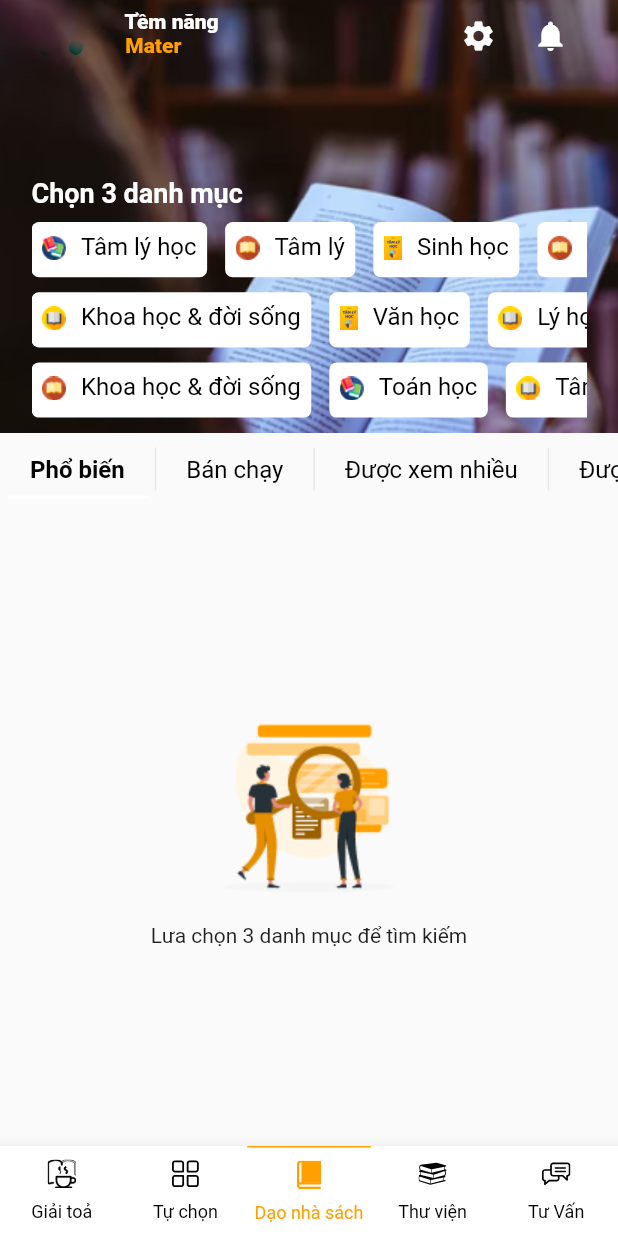
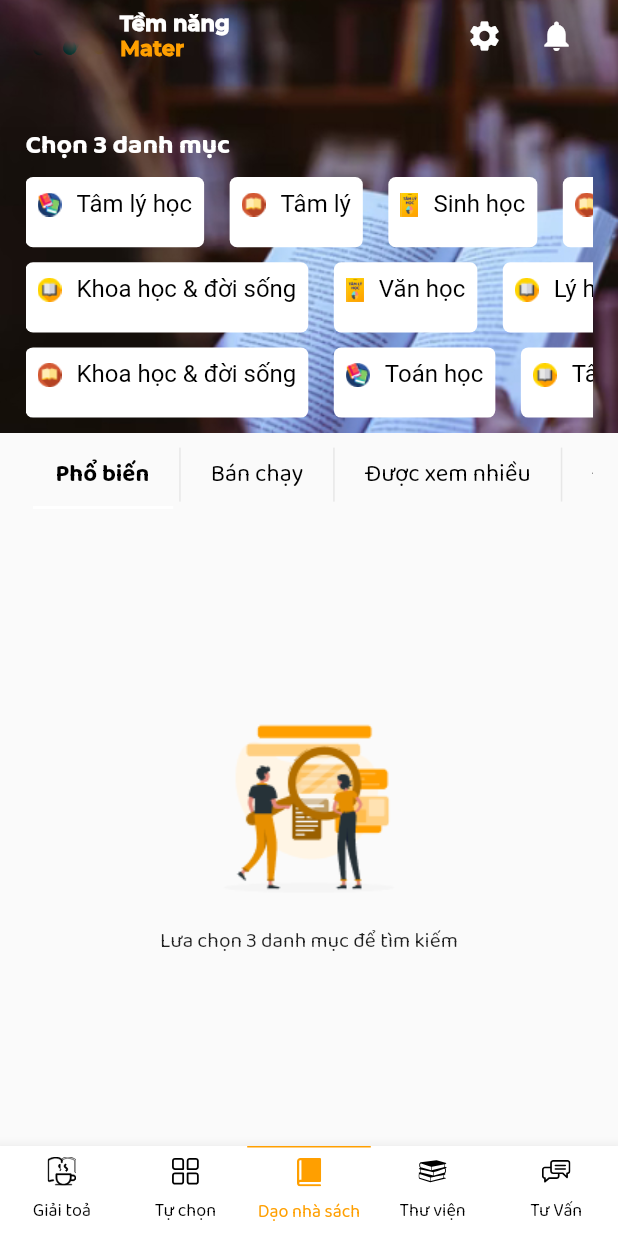
Before and after one commit to ntvsp/book_test, a Flutter app: the screen it shows after launch, on a phone screen of 412 x 824 dp. Run offline on Flutter 3.47's test engine with Material 2 defaults, Android fonts, the phone set to English and light mode, and no system bars; our stand-ins replace flutter_svg; project files that could hold a hidden picture were left out.

Commit message:
-afix reponsive

```diff
--- a/lib/main.dart
+++ b/lib/main.dart
@@ -15,7 +15,8 @@ class MyApp extends StatelessWidget {
       debugShowCheckedModeBanner: false,
       theme: ThemeData(
         primarySwatch: Colors.blue,
-        primaryColor: const Color(0xFFe5e5e5),
+        primaryColor: const Color(0x0ff5e5e5),
+        fontFamily: "Baloo2",
       ),
       home: const HomeScreen(),
     );
--- a/lib/screens/home/components/tabbar.dart
+++ b/lib/screens/home/components/tabbar.dart
@@ -5,7 +5,9 @@ class TabBarCusTom extends StatelessWidget {
 
   @override
   Widget build(BuildContext context) {
-    return const DefaultTabController(
+    return const Padding(
+      padding: EdgeInsets.symmetric(horizontal: 17),
+      child: DefaultTabController(
           length: 6,
           child: TabBar(
             isScrollable: true,
@@ -40,7 +42,8 @@ class TabBarCusTom extends StatelessWidget {
                 txtLabel: 'Được xem nhiều',
               ),
             ],
-        ));
+          )),
+    );
   }
 }
 
--- a/lib/screens/home/home_screen.dart
+++ b/lib/screens/home/home_screen.dart
@@ -1,7 +1,7 @@
+import 'dart:io';
 import 'package:flutter/material.dart';
 import 'package:flutter_staggered_grid_view/flutter_staggered_grid_view.dart';
 import 'package:flutter_svg/flutter_svg.dart';
-
 import '../models/book.dart';
 import 'components/bottom_appbar.dart';
 import 'components/tabbar.dart';
@@ -51,7 +51,7 @@ class _HomeScreenState extends State<HomeScreen> {
               children: [
                 Container(
                   decoration: const BoxDecoration(
-                    color: Color(0xFFF5CEB8),
+                    // color: Color(0xFFF5CEB8),
                     image: DecorationImage(
                         alignment: Alignment.centerLeft,
                         image: ExactAssetImage("assets/images/image12.jpg"),
@@ -60,7 +60,7 @@ class _HomeScreenState extends State<HomeScreen> {
                 ),
                 SafeArea(
                     child: Padding(
-                  padding: const EdgeInsets.symmetric(horizontal: 21),
+                  padding: const EdgeInsets.symmetric(horizontal: 17),
                   child: Column(
                     mainAxisAlignment: MainAxisAlignment.start,
                     crossAxisAlignment: CrossAxisAlignment.start,
@@ -86,14 +86,16 @@ class _HomeScreenState extends State<HomeScreen> {
                                   style: TextStyle(
                                       color: Colors.white,
                                       fontWeight: FontWeight.w900,
-                                      fontSize: 14),
+                                      fontSize: 14,
+                                      fontFamily: "Montserrat"),
                                 ),
                                 Text(
                                   " Mater",
                                   style: TextStyle(
                                       color: Color(0xffFF9F00),
                                       fontWeight: FontWeight.w900,
-                                      fontSize: 14),
+                                      fontSize: 14,
+                                      fontFamily: "Montserrat"),
                                 ),
                               ],
                             ),
@@ -113,11 +115,11 @@ class _HomeScreenState extends State<HomeScreen> {
                               )),
                         ],
                       ),
-                      const SizedBox(
-                        height: 70,
+                      SizedBox(
+                        height: Platform.isAndroid ? 35 : 55,
                       ),
                       const SizedBox(
-                        height: 30,
+                        height: 35,
                         child: Text(
                           "Chọn 3 danh mục",
                           style: TextStyle(
@@ -129,7 +131,7 @@ class _HomeScreenState extends State<HomeScreen> {
                       Expanded(
                         child: MasonryGridView.count(
                           crossAxisCount: 3,
-                          mainAxisSpacing: 12,
+                          mainAxisSpacing: 17,
                           crossAxisSpacing: 10,
                           itemCount: listCategory.length,
                           scrollDirection: Axis.horizontal,
@@ -141,7 +143,7 @@ class _HomeScreenState extends State<HomeScreen> {
                                     : indexSeletedCategories.add(index);
                               }),
                               child: Container(
-                                  padding: const EdgeInsets.all(7),
+                                  padding: const EdgeInsets.all(8),
                                   decoration: BoxDecoration(
                                       color:
                                           indexSeletedCategories.contains(index)
@@ -185,6 +187,7 @@ class _HomeScreenState extends State<HomeScreen> {
               ],
             ),
           ),
+
           const TabBarCusTom(),
           // body
           indexSeletedCategories.length >= 3
@@ -211,10 +214,10 @@ class _HomeScreenState extends State<HomeScreen> {
     return Expanded(
       child: GridView.builder(
         scrollDirection: Axis.vertical,
-        gridDelegate: const SliverGridDelegateWithFixedCrossAxisCount(
+        gridDelegate: SliverGridDelegateWithFixedCrossAxisCount(
           crossAxisCount: 2,
-          childAspectRatio: 0.8,
-          mainAxisSpacing: 10,
+          childAspectRatio: Platform.isAndroid ? 0.71 : 0.79,
+          mainAxisSpacing: 9,
         ),
         itemCount: listBook.length,
         itemBuilder: (BuildContext context, int index) {
```
Also changed, not shown: pubspec.yaml (+12 -6 lines), assets/fonts/Baloo2-Bold.ttf (added), assets/fonts/Baloo2-ExtraBold.ttf (added), assets/fonts/Baloo2-Medium.ttf (added), assets/fonts/Baloo2-Regular.ttf (added), assets/fonts/Baloo2-SemiBold.ttf (added), assets/fonts/Montserrat-Bold.ttf (added), assets/fonts/Montserrat-ExtraBold.ttf (added), assets/fonts/Montserrat-Medium.ttf (added). Lines whose indentation alone changed are shown as unchanged.
